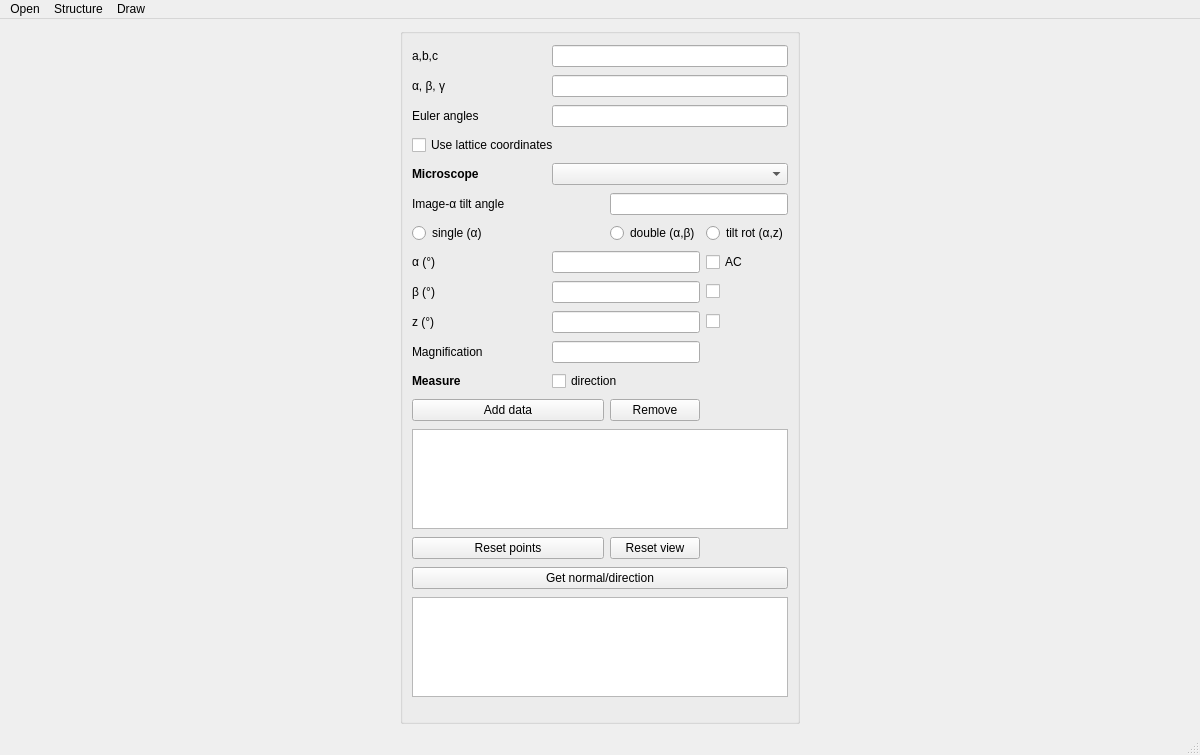
This is pycotem/interface/interfaceUI.ui in mompiou/pycotem as Qt 5 draws it before an edit. The edited form follows.
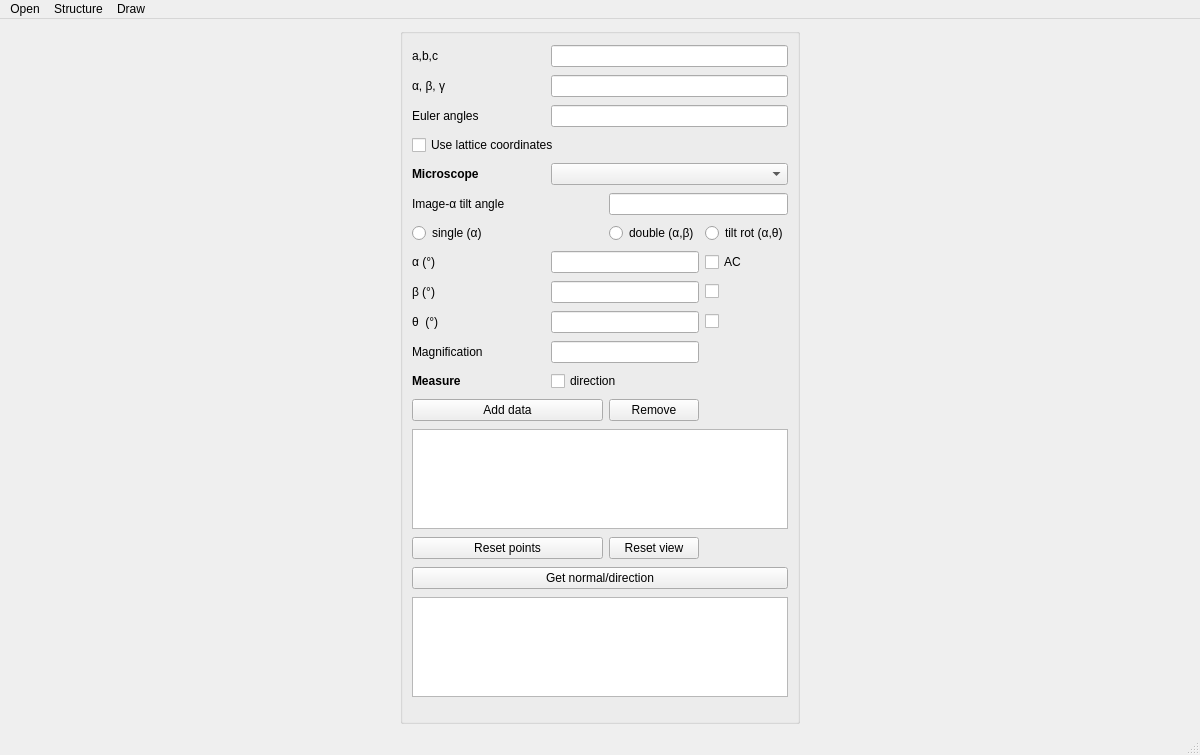
This is the edited form.

```diff
--- a/pycotem/interface/interfaceUI.ui
+++ b/pycotem/interface/interfaceUI.ui
@@ -91,7 +91,7 @@
        <item row="23" column="0">
         <widget class="QLabel" name="z_label">
          <property name="text">
-          <string>z (°)</string>
+          <string>θ  (°)</string>
          </property>
         </widget>
        </item>
@@ -164,7 +164,7 @@
        <item row="15" column="4">
         <widget class="QRadioButton" name="tilt_rot_button">
          <property name="text">
-          <string>tilt rot (α,z)</string>
+          <string>tilt rot (α,θ)</string>
          </property>
         </widget>
        </item>
```
